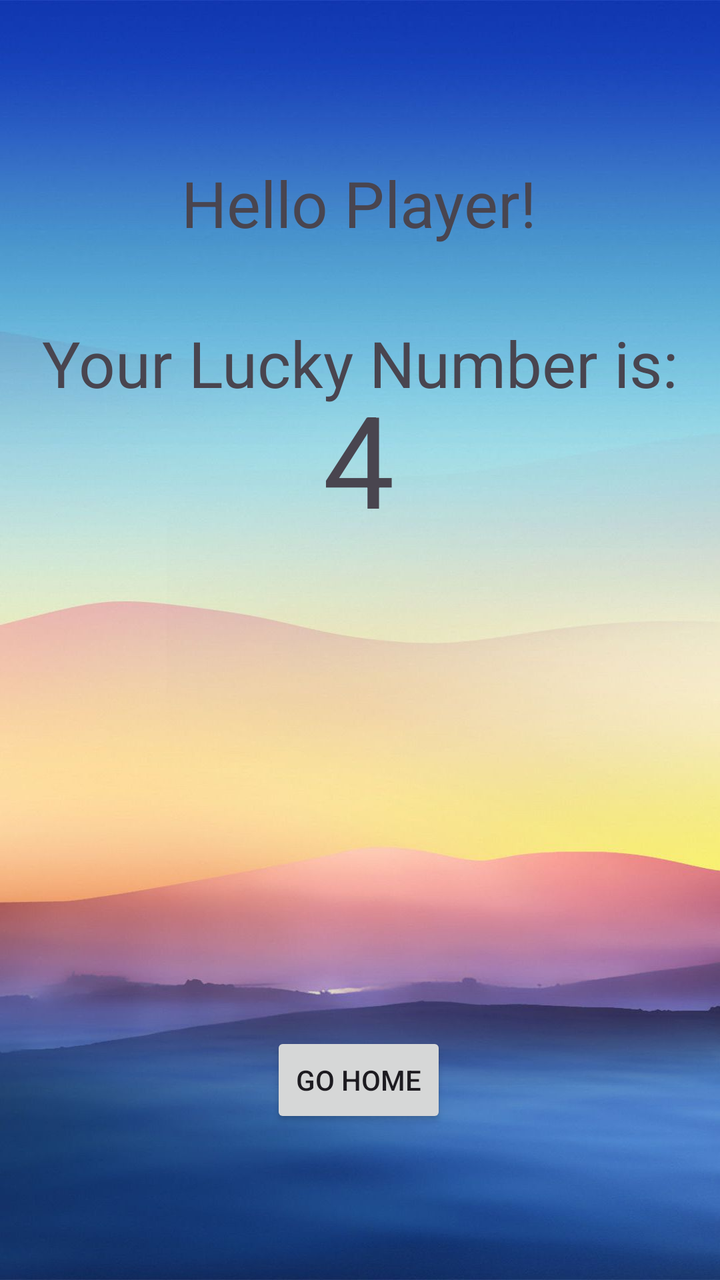
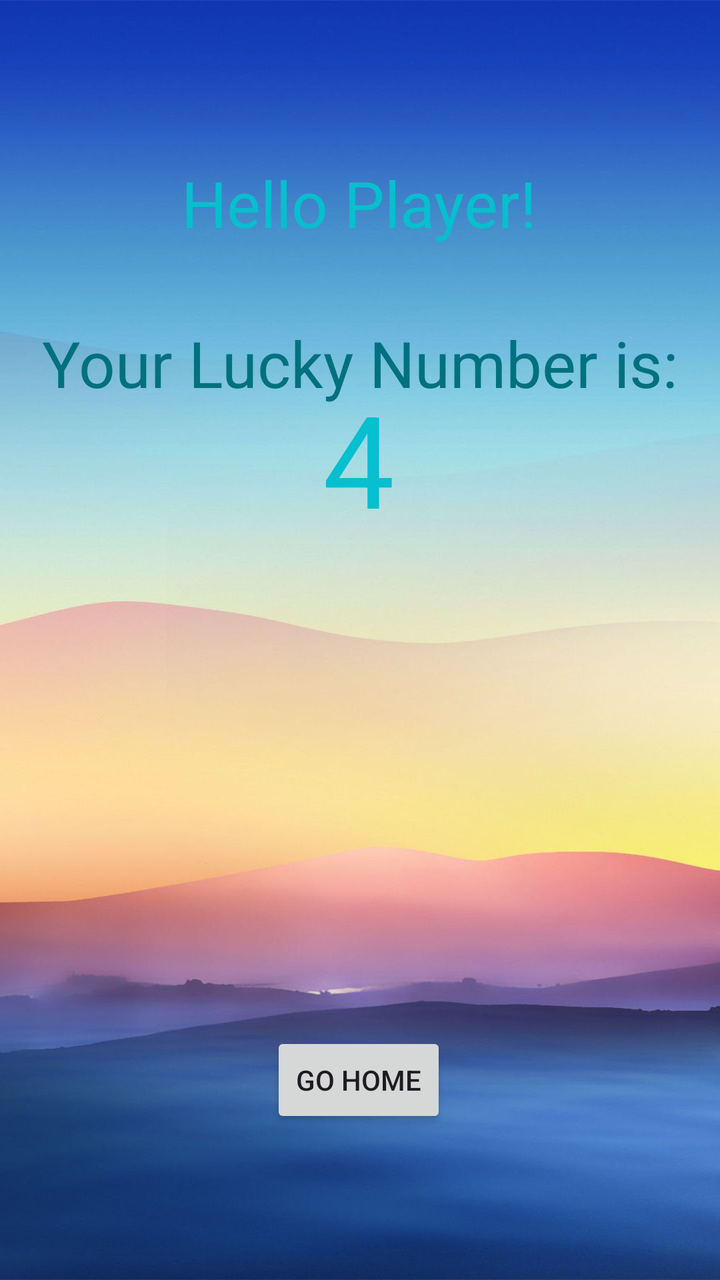

Two renders of the same Android screen: before a commit and after it. Below are the layout's source before the change and the commit's diff.
<!-- AndroidManifest.xml: application theme Theme.App_life_cycle -->
<!-- res/layout/activity_third_change.xml -->
<?xml version="1.0" encoding="utf-8"?>
<androidx.constraintlayout.widget.ConstraintLayout xmlns:android="http://schemas.android.com/apk/res/android"
    xmlns:app="http://schemas.android.com/apk/res-auto"
    xmlns:tools="http://schemas.android.com/tools"
    android:id="@+id/main"
    android:background="@drawable/heaven_numb"
    android:layout_width="match_parent"
    android:layout_height="match_parent"
    tools:context=".ThirdActivityChange">


    <TextView
        android:id="@+id/userNam"
        android:layout_width="wrap_content"
        android:layout_height="wrap_content"
        android:layout_marginTop="80dp"
        android:text="Hello Player!"
        android:textSize="32dp"
        app:layout_constraintEnd_toEndOf="@+id/textV3Activ"
        app:layout_constraintHorizontal_bias="0.496"
        app:layout_constraintStart_toStartOf="@+id/textV3Activ"
        app:layout_constraintTop_toTopOf="parent" />

    <TextView
        android:id="@+id/textV3Activ"
        android:layout_width="wrap_content"
        android:layout_height="wrap_content"
        android:layout_marginTop="160dp"
        android:text="Your Lucky Number is:"
        android:textSize="32dp"
        app:layout_constraintEnd_toEndOf="parent"
        app:layout_constraintHorizontal_bias="0.498"
        app:layout_constraintStart_toStartOf="parent"
        app:layout_constraintTop_toTopOf="parent" />

    <TextView
        android:id="@+id/luckyNumtext"
        android:layout_width="wrap_content"
        android:layout_height="wrap_content"
        android:text="4"
        android:textSize="64dp"
        android:layout_marginBottom="368dp"
        app:layout_constraintBottom_toBottomOf="parent"
        app:layout_constraintEnd_toEndOf="@+id/textV3Activ"
        app:layout_constraintHorizontal_bias="0.498"
        app:layout_constraintStart_toStartOf="@+id/textV3Activ" />

    <Button
        android:id="@+id/btnHome2"
        android:layout_width="wrap_content"
        android:layout_height="wrap_content"
        android:layout_marginTop="244dp"
        android:text="Go Home"
        app:layout_constraintBottom_toBottomOf="parent"
        app:layout_constraintEnd_toEndOf="@+id/luckyNumtext"
        app:layout_constraintStart_toStartOf="@+id/luckyNumtext"
        app:layout_constraintTop_toBottomOf="@+id/luckyNumtext"
        app:layout_constraintVertical_bias="0.0" />

</androidx.constraintlayout.widget.ConstraintLayout>
<!-- resources referenced by this layout -->
<resources>
  <!-- drawable heaven_numb: jpg bitmap (drawable, 62508 bytes) -->
  <style name="Theme.App_life_cycle" parent="android:Theme.Material.Light.NoActionBar" />
</resources>

<!-- the commit's change to res/layout/activity_third_change.xml (unified diff, before → after) -->
@@ -16,6 +16,7 @@
         android:layout_marginTop="80dp"
         android:text="Hello Player!"
         android:textSize="32dp"
+        android:textColor="@color/blue_sky"
         app:layout_constraintEnd_toEndOf="@+id/textV3Activ"
         app:layout_constraintHorizontal_bias="0.496"
         app:layout_constraintStart_toStartOf="@+id/textV3Activ"
@@ -27,6 +28,7 @@
         android:layout_height="wrap_content"
         android:layout_marginTop="160dp"
         android:text="Your Lucky Number is:"
+        android:textColor="#00717E"
         android:textSize="32dp"
         app:layout_constraintEnd_toEndOf="parent"
         app:layout_constraintHorizontal_bias="0.498"
@@ -37,6 +39,7 @@
         android:id="@+id/luckyNumtext"
         android:layout_width="wrap_content"
         android:layout_height="wrap_content"
+        android:textColor="@color/blue_sky"
         android:text="4"
         android:textSize="64dp"
         android:layout_marginBottom="368dp"
<!-- resource entries referenced after the edit -->
@@ -1,5 +1,6 @@
 <!-- resources referenced by this layout -->
 <resources>
+  <color name="blue_sky">#06BFCF</color>
   <!-- drawable heaven_numb: jpg bitmap (drawable, 62508 bytes) -->
   <style name="Theme.App_life_cycle" parent="android:Theme.Material.Light.NoActionBar" />
 </resources>
